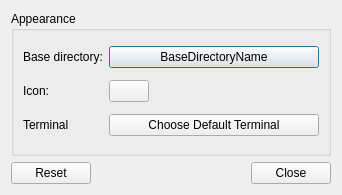
This is plugin-directorymenu/directorymenuconfiguration.ui in lxqt/lxqt-panel as Qt 5 draws it before an edit. The edited form follows.
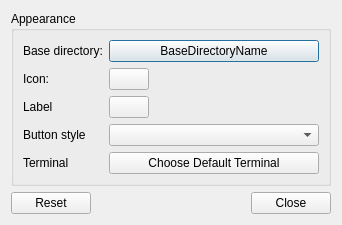
This is the edited form.

Commit message:
Added options for button label and style of Directory Menu
Closes https://github.com/lxqt/lxqt-panel/issues/1730

Also, two bugs are found and fixed here.

What changed in the file:
```diff
--- a/plugin-directorymenu/directorymenuconfiguration.ui
+++ b/plugin-directorymenu/directorymenuconfiguration.ui
@@ -61,19 +61,49 @@
        </widget>
       </item>
       <item row="2" column="0">
-       <widget class="QLabel" name="terminalL">
+       <widget class="QLabel" name="label">
         <property name="text">
-         <string>Terminal</string>
+         <string>Label</string>
         </property>
        </widget>
       </item>
       <item row="2" column="1">
+       <widget class="QPushButton" name="labelB">
+        <property name="sizePolicy">
+         <sizepolicy hsizetype="Fixed" vsizetype="Fixed">
+          <horstretch>0</horstretch>
+          <verstretch>0</verstretch>
+         </sizepolicy>
+        </property>
+        <property name="text">
+         <string/>
+        </property>
+       </widget>
+      </item>
+      <item row="3" column="0">
+       <widget class="QLabel" name="label_2">
+        <property name="text">
+         <string>Button style</string>
+        </property>
+       </widget>
+      </item>
+      <item row="3" column="1">
+       <widget class="QComboBox" name="buttonStyleCB"/>
+      </item>
+      <item row="4" column="1">
        <widget class="QPushButton" name="terminalB">
         <property name="text">
          <string>Choose Default Terminal</string>
         </property>
        </widget>
       </item>
+      <item row="4" column="0">
+       <widget class="QLabel" name="terminalL">
+        <property name="text">
+         <string>Terminal</string>
+        </property>
+       </widget>
+      </item>
      </layout>
     </widget>
    </item>
```
The commit also changes 3 other files.
